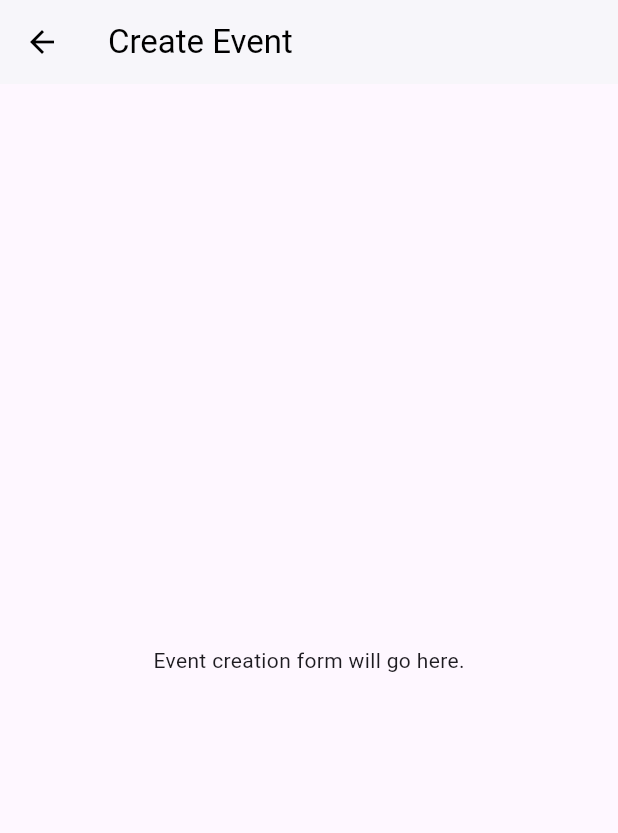
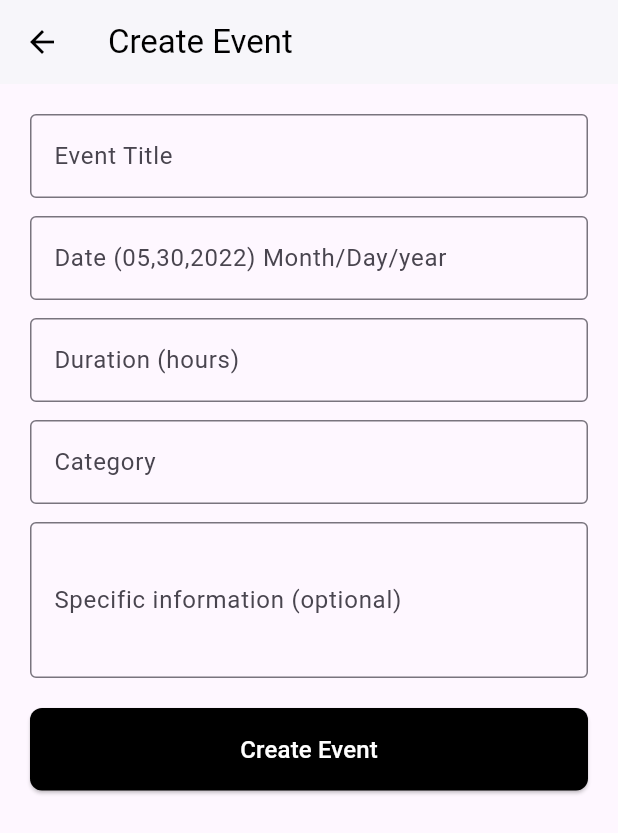
Before and after one commit to BoraComert/CS310_Group10, a Flutter app: the CreateEventScreen screen opened directly, on a phone screen of 412 x 824 dp. Shown: the top 833 px of the screen. Run offline on Flutter 3.47's test engine with Material 3 defaults, Android fonts, the phone set to English and light mode, and no system bars.

Commit message:
createEvent page generated, eventscreen page reorginazed as stateless to statefull , new events dynamically generated and added to eventscreens in myevents

```diff
--- a/lib/Create_Event_Screen.dart
+++ b/lib/Create_Event_Screen.dart
@@ -1,8 +1,21 @@
+import 'package:flutter/material.dart';
+import 'package:flutter_demo/main_screen.dart';
 
-import 'package:flutter/material.dart';
+class CreateEventScreen extends StatefulWidget {
+  const CreateEventScreen({super.key});
 
-class CreateEventScreen extends StatelessWidget {
-  const CreateEventScreen({super.key});
+  @override
+  State<CreateEventScreen> createState() => _CreateEventScreenState();
+}
+
+class _CreateEventScreenState extends State<CreateEventScreen> {
+  final _formKey = GlobalKey<FormState>();
+
+  final TextEditingController user_title_controller = TextEditingController();
+  final TextEditingController user_date_controller = TextEditingController();
+  final TextEditingController user_duration_controller = TextEditingController();
+  final TextEditingController user_category_controller = TextEditingController();
+  final TextEditingController user_info_controller = TextEditingController();
 
   @override
   Widget build(BuildContext context) {
@@ -13,10 +26,115 @@ class CreateEventScreen extends StatelessWidget {
         foregroundColor: Colors.black,
         elevation: 1,
       ),
-      body: const Center(
-        child: Text('Event creation form will go here.'),
+      body: Padding(
+        padding: const EdgeInsets.all(20.0),
+        child: Form(
+          key: _formKey,
+          child: ListView(
+            children: [
+              TextFormField(
+                controller: user_title_controller,
+                decoration: const InputDecoration(
+                  labelText: 'Event Title',
+                  border: OutlineInputBorder(),
+                ),
+                validator: (value) {
+                  if (value == null || value.isEmpty) {
+                    return 'Please enter event title';
+                  }
+                  return null;
+                },
+              ),
+              const SizedBox(height: 12),
+              TextFormField(
+                controller: user_date_controller,
+                decoration: const InputDecoration(
+                  labelText: 'Date (05,30,2022) Month/Day/year',
+                  border: OutlineInputBorder(),
+                ),
+                validator: (value) {
+                  if (value == null || value.isEmpty) {
+                    return 'Please enter event date';
+                  }
+                  return null;
+                },
+              ),
+              const SizedBox(height: 12),
+              TextFormField(
+                controller: user_duration_controller,
+                decoration: const InputDecoration(
+                  labelText: 'Duration (hours)',
+                  border: OutlineInputBorder(),
+                ),
+                validator: (value){
+                  if(value == null || value.isEmpty){
+                    return "Please enter your event duration";
+                  }
+                },
+              ),
+              const SizedBox(height: 12),
+              TextFormField(
+                controller: user_category_controller,
+                decoration: const InputDecoration(
+                  labelText: 'Category',
+                  border: OutlineInputBorder(),
+                ),
+                validator: (value) {
+                  if(value==null || value.isEmpty){
+                    return "Please enter your event category.";
+                  }
+                },
+              ),
+              const SizedBox(height: 12),
+              TextFormField(
+                controller: user_info_controller,
+                decoration: const InputDecoration(
+                  labelText: 'Specific information (optional)',
+                  border: OutlineInputBorder(),
+                ),
+                maxLines: 3,
+              ),
+              const SizedBox(height: 20),
+              ElevatedButton(
+                onPressed: () {
+                  if (_formKey.currentState!.validate()) {
+                    final new_Event = SuEvent(
+                      title: user_title_controller.text,
+                      date: user_date_controller.text,
+                      duration: user_duration_controller.text,
+                      category: user_category_controller.text,
+                      info: user_info_controller.text,
+                    );
+                    // For now, just show a simple confirmation
+                    ScaffoldMessenger.of(context).showSnackBar(
+                      const SnackBar(
+                        content: Text('Event Succesfully Created!'),
+                        backgroundColor: Colors.green,
+                      ),
+                    );
+
+                    Future.delayed(const Duration(milliseconds: 800),(){
+                      Navigator.pop(context,new_Event);
+                    });
+                    // Here you could send the data somewhere or save it
+                  }
+                },
+                style: ElevatedButton.styleFrom(
+                  backgroundColor: Colors.black,
+                  padding: const EdgeInsets.all(16),
+                  shape: RoundedRectangleBorder(
+                    borderRadius: BorderRadius.circular(8),
+                  ),
+                ),
+                child: const Text(
+                  'Create Event',
+                  style: TextStyle(color: Colors.white, fontSize: 16),
+                ),
+              ),
+            ],
+          ),
+        ),
       ),
-
     );
   }
 }
--- a/lib/main_screen.dart
+++ b/lib/main_screen.dart
@@ -51,7 +51,15 @@ class SuEvent {
   });
 }
 
-class EventListScreen extends StatelessWidget {
+class EventListScreen extends StatefulWidget {
+  const EventListScreen({super.key});
+
+  @override
+  State<EventListScreen> createState() => _EventListScreenState();
+}
+
+
+class _EventListScreenState extends State<EventListScreen> {
   final List<SuEvent> events = [
     SuEvent(
       title: 'Art Exhibition',
@@ -93,7 +101,7 @@ class EventListScreen extends StatelessWidget {
     ),
   ];
 
-  EventListScreen({super.key});
+
 
   @override
   Widget build(BuildContext context) {
@@ -188,11 +196,16 @@ class EventListScreen extends StatelessWidget {
         ],
       ),
       floatingActionButton: FloatingActionButton(
-        onPressed: () {
-          Navigator.push(
+        onPressed: () async {
+          final newEvent = await Navigator.push(
             context,
-            MaterialPageRoute(builder: (context) => const CreateEventScreen()),
-          );
+            MaterialPageRoute(builder: (context) => const CreateEventScreen())
+           );
+          if (newEvent != null && newEvent is SuEvent){
+            setState(() {
+              myEvents.add(newEvent);
+            });
+          }
         },
         child: const Icon(Icons.add),
         backgroundColor: Colors.blue,
```
